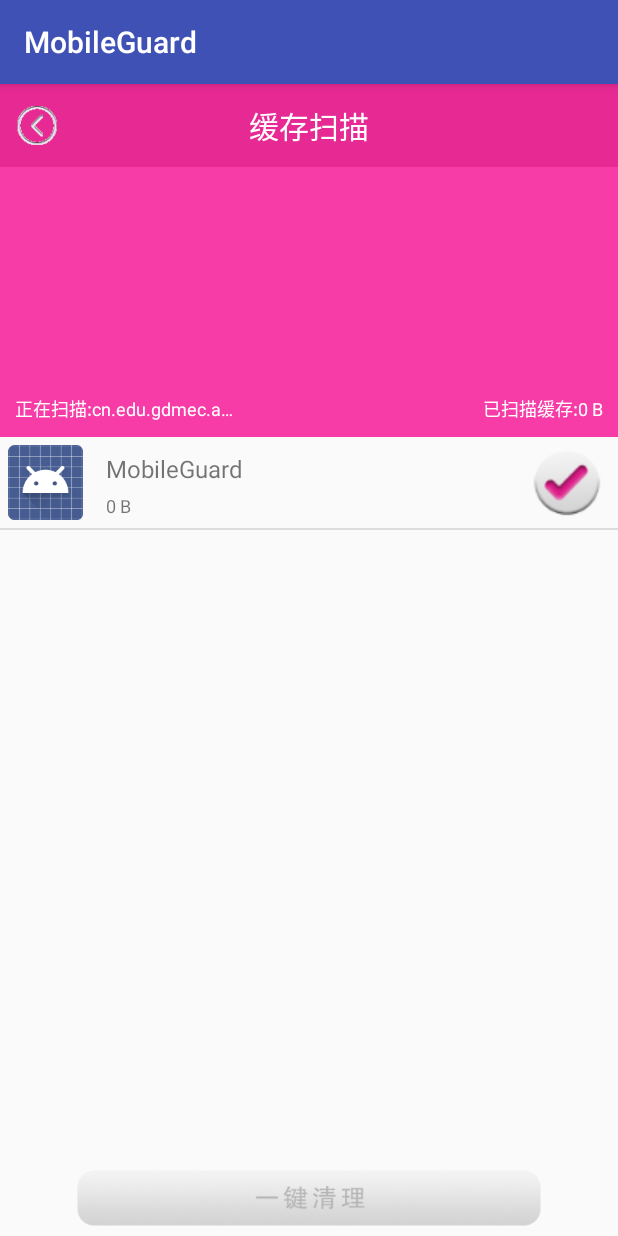
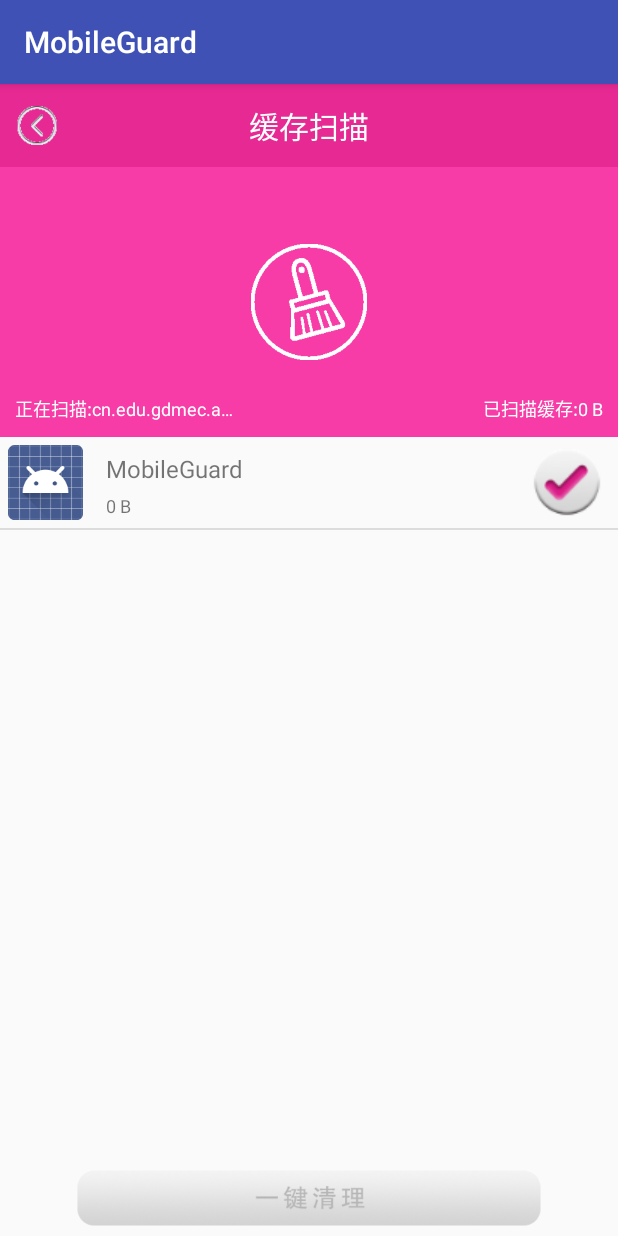
Before and after one commit to yangzi6666/MobileGuard, an Android app: the CacheClearListActivity screen opened directly, with no data from a screen before it, on a phone screen of 412 x 824 dp. Run offline under Robolectric (Android 15) with nearby library versions, the phone set to English and light mode, and no system bars.

Commit message:
第六章问题搞定了

```diff
--- a/app/src/main/res/drawable/broom_animation.xml
+++ b/app/src/main/res/drawable/broom_animation.xml
@@ -1,7 +1,6 @@
 <?xml version="1.0" encoding="utf-8"?>
-<selector xmlns:android="http://schemas.android.com/apk/res/android">
+<animation-list xmlns:android="http://schemas.android.com/apk/res/android" >
     <item android:drawable="@drawable/broom_left" android:duration="200"></item>
     <item android:drawable="@drawable/broom_center" android:duration="200"></item>
     <item android:drawable="@drawable/broom_right" android:duration="200"></item>
-
-</selector>
+</animation-list>
--- a/app/src/main/res/drawable/cacheclean_trash_bin_animation.xml
+++ b/app/src/main/res/drawable/cacheclean_trash_bin_animation.xml
@@ -1,5 +1,5 @@
 <?xml version="1.0" encoding="utf-8"?>
-<animation-list xmlns:android="http://schemas.android.com/apk/res/android">
+<animation-list xmlns:android="http://schemas.android.com/apk/res/android" >
     <item android:drawable="@drawable/cacheclean_trashbin_close_icon" android:duration="400"></item>
     <item android:drawable="@drawable/cacheclean_trashbin_open_icon" android:duration="400"></item>
 </animation-list>
--- a/app/src/main/res/drawable/cleancache_btn_selector.xml
+++ b/app/src/main/res/drawable/cleancache_btn_selector.xml
@@ -1,6 +1,6 @@
 <?xml version="1.0" encoding="utf-8"?>
-<selector xmlns:android="http://schemas.android.com/apk/res/android">
-    <item android:state_pressed="true" android:drawable="@drawable/clean_all_p"/>
+<selector xmlns:android="http://schemas.android.com/apk/res/android" >
+    <item android:state_pressed="true"  android:drawable="@drawable/clean_all_p"/>
     <item android:state_enabled="false" android:drawable="@drawable/clean_all_e"/>
     <item android:drawable="@drawable/clean_all_n"/>
 </selector>
--- a/app/src/main/res/drawable/finish_cleancache_selector.xml
+++ b/app/src/main/res/drawable/finish_cleancache_selector.xml
@@ -1,5 +1,5 @@
 <?xml version="1.0" encoding="utf-8"?>
-<selector xmlns:android="http://schemas.android.com/apk/res/android">
+<selector xmlns:android="http://schemas.android.com/apk/res/android" >
     <item android:state_pressed="true" android:drawable="@drawable/finish_cleancache_p"/>
     <item android:state_pressed="false" android:drawable="@drawable/finish_cleancache_n"/>
 
```
Also changed, not shown: app/src/main/aidl/android/content/pm/IPackageDataObserver.aidl.
